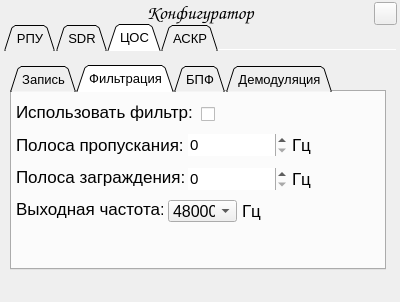
This is config_manager.ui in FeZar97/DK as Qt 5 draws it before an edit. The edited form follows.
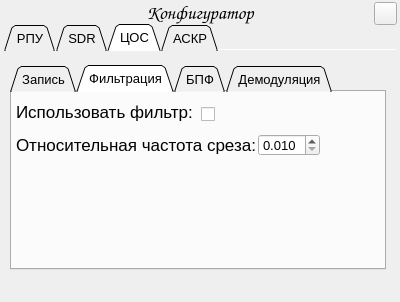
This is the edited form. The open tabs and pages were chosen to show the change. Icons and pictures are not drawn.

Commit message: added fm-demodulation, redesigned filtration class, added displaing of flt span to spectrum

```diff
--- a/config_manager.ui
+++ b/config_manager.ui
@@ -1873,30 +1873,12 @@
          <bool>false</bool>
         </property>
        </widget>
-       <widget class="QSpinBox" name="PassbandValSB">
-        <property name="geometry">
-         <rect>
-          <x>176</x>
-          <y>42</y>
-          <width>99</width>
-          <height>22</height>
-         </rect>
-        </property>
-        <property name="font">
-         <font>
-          <pointsize>11</pointsize>
-         </font>
-        </property>
-        <property name="frame">
-         <bool>false</bool>
-        </property>
-       </widget>
        <widget class="QLabel" name="PassbandLabel">
         <property name="geometry">
          <rect>
           <x>4</x>
           <y>42</y>
-          <width>171</width>
+          <width>243</width>
           <height>22</height>
          </rect>
         </property>
@@ -1906,7 +1888,7 @@
          </font>
         </property>
         <property name="text">
-         <string>Полоса пропускания:</string>
+         <string>Относительная частота среза:</string>
         </property>
        </widget>
        <widget class="QLabel" name="UseFltLabel">
@@ -1927,150 +1909,26 @@
          <string>Использовать фильтр:</string>
         </property>
        </widget>
-       <widget class="QLabel" name="BoombandLabel">
+       <widget class="QDoubleSpinBox" name="RFrecDSB">
         <property name="geometry">
          <rect>
-          <x>4</x>
-          <y>74</y>
-          <width>171</width>
-          <height>22</height>
-         </rect>
-        </property>
-        <property name="font">
-         <font>
-          <pointsize>13</pointsize>
-         </font>
-        </property>
-        <property name="text">
-         <string>Полоса заграждения:</string>
-        </property>
-       </widget>
-       <widget class="QLabel" name="HzLabel1">
-        <property name="geometry">
-         <rect>
-          <x>280</x>
+          <x>246</x>
           <y>42</y>
-          <width>25</width>
+          <width>62</width>
           <height>22</height>
          </rect>
         </property>
-        <property name="font">
-         <font>
-          <pointsize>13</pointsize>
-         </font>
-        </property>
-        <property name="text">
-         <string>Гц</string>
-        </property>
-       </widget>
-       <widget class="QSpinBox" name="BoombandValSB">
-        <property name="geometry">
-         <rect>
-          <x>176</x>
-          <y>76</y>
-          <width>99</width>
-          <height>22</height>
-         </rect>
-        </property>
-        <property name="font">
-         <font>
-          <pointsize>11</pointsize>
-         </font>
-        </property>
-        <property name="frame">
-         <bool>false</bool>
-        </property>
-       </widget>
-       <widget class="QLabel" name="HzLabel2">
-        <property name="geometry">
-         <rect>
-          <x>280</x>
-          <y>76</y>
-          <width>25</width>
-          <height>22</height>
-         </rect>
-        </property>
-        <property name="font">
-         <font>
-          <pointsize>13</pointsize>
-         </font>
-        </property>
-        <property name="text">
-         <string>Гц</string>
-        </property>
-       </widget>
-       <widget class="QLabel" name="OutSampleFreqLabel">
-        <property name="geometry">
-         <rect>
-          <x>4</x>
-          <y>106</y>
-          <width>147</width>
-          <height>22</height>
-         </rect>
-        </property>
-        <property name="font">
-         <font>
-          <pointsize>13</pointsize>
-         </font>
-        </property>
-        <property name="text">
-         <string>Выходная частота:</string>
-        </property>
-       </widget>
-       <widget class="QComboBox" name="OutSampleFreqCB">
-        <property name="geometry">
-         <rect>
-          <x>156</x>
-          <y>108</y>
-          <width>69</width>
-          <height>22</height>
-         </rect>
-        </property>
-        <property name="font">
-         <font>
-          <pointsize>12</pointsize>
-         </font>
-        </property>
-        <property name="currentIndex">
+        <property name="decimals">
          <number>3</number>
         </property>
-        <item>
-         <property name="text">
-          <string>8000</string>
-         </property>
-        </item>
-        <item>
-         <property name="text">
-          <string>16000</string>
-         </property>
-        </item>
-        <item>
-         <property name="text">
-          <string>44100</string>
-         </property>
-        </item>
-        <item>
-         <property name="text">
-          <string>48000</string>
-         </property>
-        </item>
-       </widget>
-       <widget class="QLabel" name="HzLabel3">
-        <property name="geometry">
-         <rect>
-          <x>230</x>
-          <y>108</y>
-          <width>25</width>
-          <height>22</height>
-         </rect>
+        <property name="minimum">
+         <double>0.010000000000000</double>
         </property>
-        <property name="font">
-         <font>
-          <pointsize>13</pointsize>
-         </font>
+        <property name="maximum">
+         <double>0.490000000000000</double>
         </property>
-        <property name="text">
-         <string>Гц</string>
+        <property name="singleStep">
+         <double>0.050000000000000</double>
         </property>
        </widget>
       </widget>
```
Left out of the diff: 2 changed lines with no effect on the pictures. The commit also changes 18 other files.
